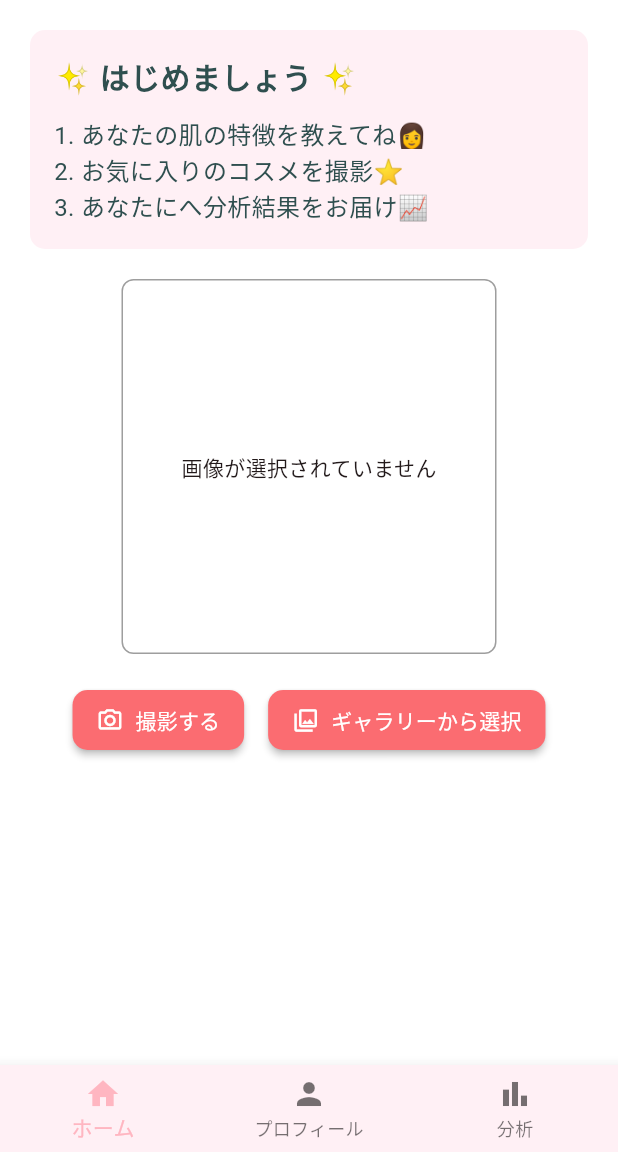
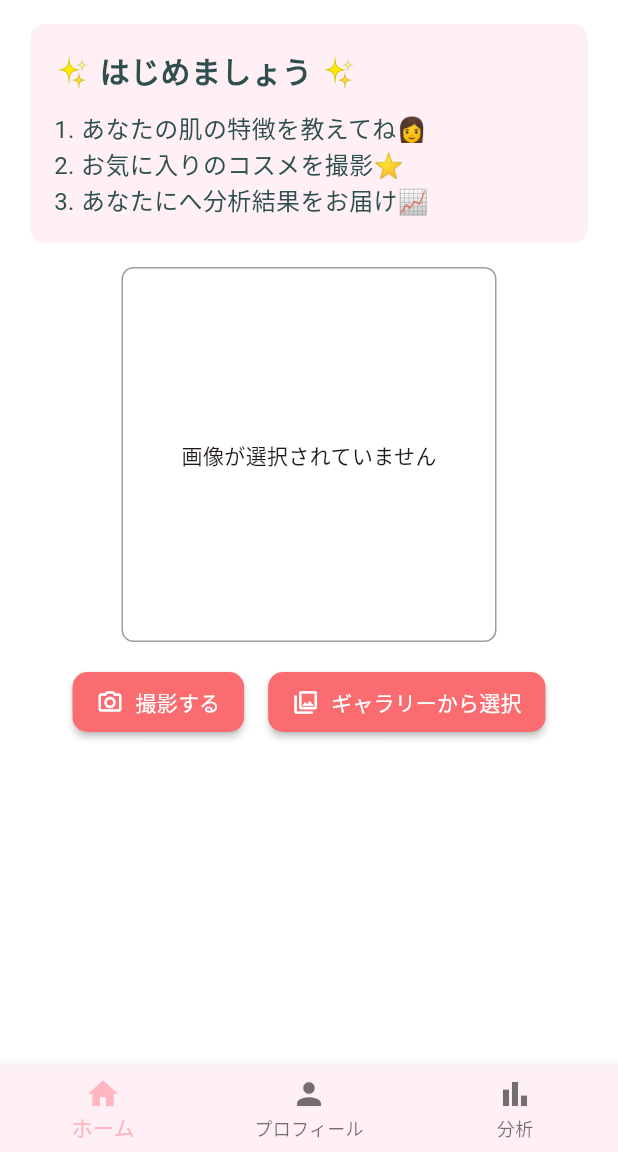
Before and after one commit to panchorange/cosmetic_ingredient_analysis, a Flutter app: the screen it shows once a user with an empty profile is signed in, on a phone screen of 412 x 824 dp, the part 84-1236 px from its top. Run offline on Flutter 3.47's test engine with Material 3 defaults, Android fonts, the phone set to English and light mode, and no system bars; our stand-ins replace firebase_auth, firebase_core, firebase_storage, google_sign_in, image_picker, shared_preferences; missing offline and left inert: mobile_scanner; accounts and stored records are empty; network calls fail.

Commit message:
fix:クラスimport記載

```diff
--- /dev/null
+++ b/lib/utils/contents/app_spacing.dart
@@ -0,0 +1,23 @@
+class AppSpacing {
+  // 基本的なスペーシング
+  static const double xs = 4.0;
+  static const double sm = 8.0;
+  static const double md = 16.0;
+  static const double lg = 24.0;
+  static const double xl = 32.0;
+
+  // パディング
+  static const double defaultPadding = 16.0;
+  static const double contentPadding = 24.0;
+
+  // マージン
+  static const double defaultMargin = 16.0;
+  static const double contentMargin = 20.0;
+
+  // 要素間のスペース
+  static const double itemSpacing = 8.0;
+  static const double sectionSpacing = 24.0;
+
+  // インデント
+  static const double defaultIndent = 16.0;
+}
--- a/lib/views/user_home.dart
+++ b/lib/views/user_home.dart
@@ -3,10 +3,11 @@ import 'dart:io';
 import 'package:provider/provider.dart';
 import '../viewmodels/picture_viewmodel.dart';
 import '../viewmodels/skin_profile_viewmodel.dart';
+import '../utils/contents/app_colors.dart';
+import '../utils/contents/app_spacing.dart';
 import 'analysis_page.dart';
 import 'package:mobile_scanner/mobile_scanner.dart';
 import 'package:image_picker/image_picker.dart';
-import '../utils/contents/app_colors.dart';
 
 class UserHomePage extends StatelessWidget {
     const UserHomePage({super.key});
@@ -39,11 +40,11 @@ class UserHomePage extends StatelessWidget {
                         child: Center(
                             child: Column(
                                 children: [
-                                    const SizedBox(height: 20),
+                                    SizedBox(height: AppSpacing.md),
                                     Container(
                                         width: double.infinity,
-                                        margin: const EdgeInsets.symmetric(horizontal: 20.0),
-                                        padding: const EdgeInsets.all(16.0),
+                                        margin: EdgeInsets.symmetric(horizontal: AppSpacing.contentMargin),
+                                        padding: EdgeInsets.all(AppSpacing.defaultPadding),
                                         decoration: BoxDecoration(
                                             color: AppColors.lavenderBrush, // ラベンダーブラッシュ
                                             borderRadius: BorderRadius.circular(10.0),
@@ -84,7 +85,7 @@ class UserHomePage extends StatelessWidget {
                                             ],
                                         ),
                                     ),
-                                    const SizedBox(height: 20),
+                                    SizedBox(height: AppSpacing.md),
 
                                     if (pictureViewModel.selectedImage != null)
                                         Container(
@@ -92,10 +93,10 @@ class UserHomePage extends StatelessWidget {
                                             height: 250,
                                             decoration: BoxDecoration(
                                                 border: Border.all(color: Colors.grey),
-                                                borderRadius: BorderRadius.circular(8),
+                                                borderRadius: BorderRadius.circular(AppSpacing.sm),
                                             ),
                                             child: ClipRRect(
-                                                borderRadius: BorderRadius.circular(8),
+                                                borderRadius: BorderRadius.circular(AppSpacing.sm),
                                                 child: Image.file(
                                                     pictureViewModel.selectedImage!,
                                                     fit: BoxFit.cover,
@@ -108,14 +109,14 @@ class UserHomePage extends StatelessWidget {
                                             height: 250,
                                             decoration: BoxDecoration(
                                                 border: Border.all(color: Colors.grey),
-                                                borderRadius: BorderRadius.circular(8),
+                                                borderRadius: BorderRadius.circular(AppSpacing.sm),
                                             ),
                                             child: const Center(
                                                 child: Text('画像が選択されていません'),
                                             ),
                                         ),
 
-                                    const SizedBox(height: 20),
+                                    SizedBox(height: AppSpacing.md),
 
                                     Row(
                                         mainAxisAlignment: MainAxisAlignment.center,
@@ -179,18 +180,24 @@ class UserHomePage extends StatelessWidget {
                                                 icon: const Icon(Icons.camera_alt_outlined),
                                                 label: const Text('撮影する'),
                                                 style: ElevatedButton.styleFrom(
-                                                    padding: const EdgeInsets.symmetric(horizontal: 16, vertical: 10),
+                                                    padding: EdgeInsets.symmetric(
+                                                        horizontal: AppSpacing.md,
+                                                        vertical: AppSpacing.sm
+                                                    ),
                                                     backgroundColor: AppColors.lightPink,
                                                     foregroundColor: Colors.white,
                                                 ),
                                             ),
-                                            const SizedBox(width: 16),
+                                            SizedBox(width: AppSpacing.md),
                                             ElevatedButton.icon(
                                                 onPressed: pictureViewModel.pickFromGallery,
                                                 icon: const Icon(Icons.photo_library_outlined),
                                                 label: const Text('ギャラリーから選択'),
                                                 style: ElevatedButton.styleFrom(
-                                                    padding: const EdgeInsets.symmetric(horizontal: 16, vertical: 10),
+                                                    padding: EdgeInsets.symmetric(
+                                                        horizontal: AppSpacing.md,
+                                                        vertical: AppSpacing.sm
+                                                    ),
                                                     backgroundColor: AppColors.lightPink,
                                                     foregroundColor: Colors.white,
                                                 ),
@@ -198,7 +205,7 @@ class UserHomePage extends StatelessWidget {
                                         ],
                                     ),
 
-                                    const SizedBox(height: 20),
+                                    SizedBox(height: AppSpacing.md),
 
                                     if (pictureViewModel.selectedImage != null)
                                         ElevatedButton.icon(
@@ -206,28 +213,31 @@ class UserHomePage extends StatelessWidget {
                                             icon: const Icon(Icons.cloud_upload),
                                             label: const Text('アップロードして解析'),
                                             style: ElevatedButton.styleFrom(
-                                                padding: const EdgeInsets.symmetric(horizontal: 24, vertical: 12),
+                                                padding: EdgeInsets.symmetric(
+                                                    horizontal: AppSpacing.lg,
+                                                    vertical: AppSpacing.md
+                                                ),
                                                 backgroundColor: const Color(0xFFFF69B4), // ホットピンク
                                                 foregroundColor: Colors.white,
                                             ),
                                         ),
 
-                                    const SizedBox(height: 20),
+                                    SizedBox(height: AppSpacing.md),
 
                                     if (pictureViewModel.isLoading)
-                                        const Column(
+                                        Column(
                                             children: [
-                                                CircularProgressIndicator(),
-                                                SizedBox(height: 10),
-                                                Text('処理中...'),
+                                                const CircularProgressIndicator(),
+                                                SizedBox(height: AppSpacing.sm),
+                                                const Text('処理中...'),
                                             ],
                                         ),
 
                                     if (pictureViewModel.resultText.isNotEmpty)
                                         Container(
                                             width: double.infinity,
-                                            margin: const EdgeInsets.symmetric(horizontal: 20.0),
-                                            padding: const EdgeInsets.all(16.0),
+                                            margin: EdgeInsets.symmetric(horizontal: AppSpacing.contentMargin),
+                                            padding: EdgeInsets.all(AppSpacing.defaultPadding),
                                             decoration: BoxDecoration(
                                                 color: const Color(0xFFFFF0F5), // ラベンダーブラッシュ
                                                 borderRadius: BorderRadius.circular(10.0),
```
Also changed, not shown: lib/views/analysis_page.dart (+29 -4 lines), lib/views/login_page.dart (+25 -8 lines), lib/views/skin_profile_page.dart (+22 -23 lines).
